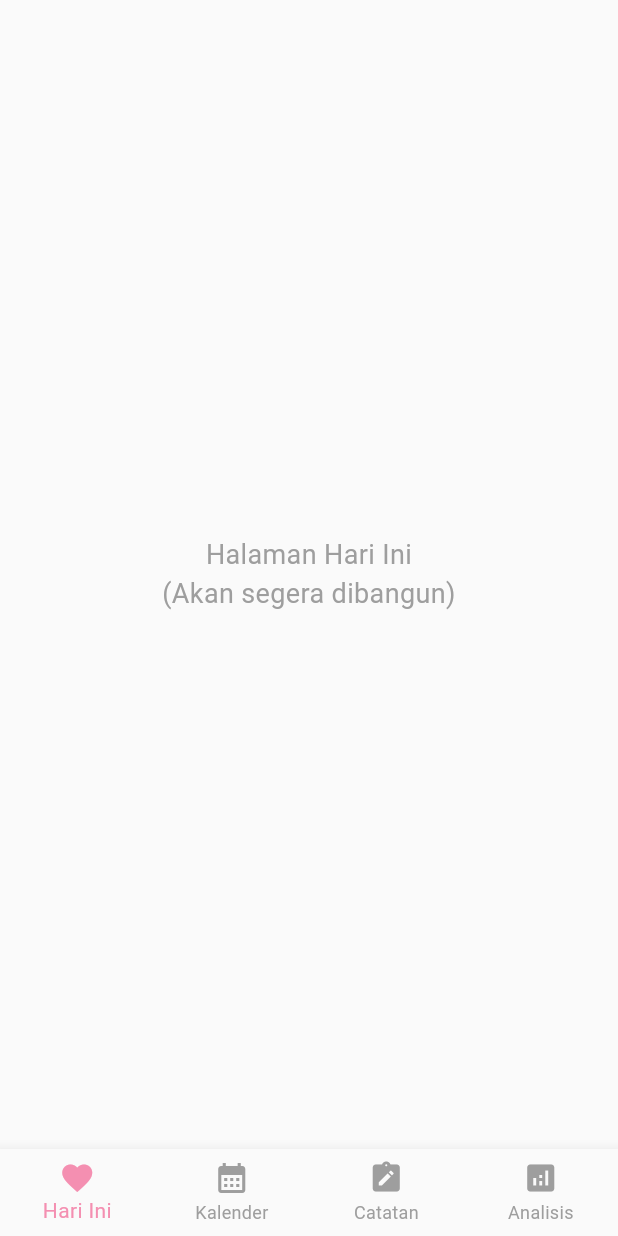
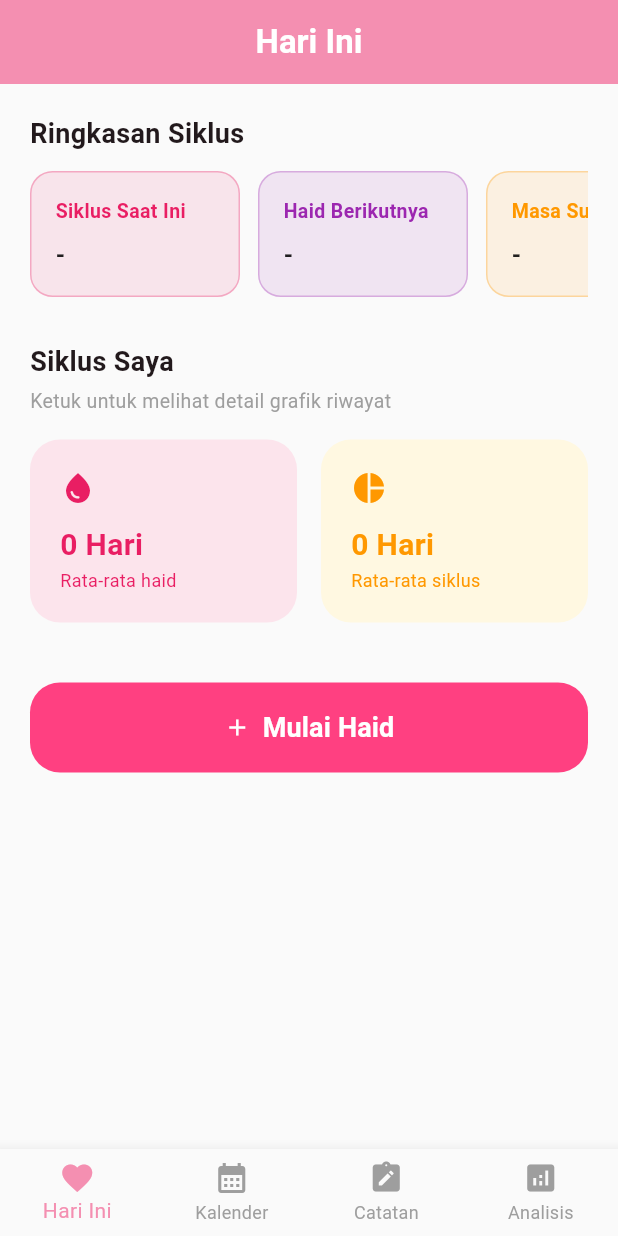
Before and after one commit to niysnsty/Mtime, a Flutter app: the screen it shows after launch, on a phone screen of 412 x 824 dp. Run offline on Flutter 3.47's test engine with Material 3 defaults, Android fonts, the phone set to English and light mode, and no system bars; our stand-ins replace sqflite, table_calendar; accounts and stored records are empty.

Commit message:
update bagian tampilan tiap navigasi

```diff
--- /dev/null
+++ b/lib/views/hari_ini_view.dart
@@ -0,0 +1,239 @@
+import 'package:flutter/material.dart';
+import '../services/db_service.dart';
+import 'siklus_saya_view.dart';
+
+class HariIniView extends StatefulWidget {
+  const HariIniView({super.key});
+
+  @override
+  State<HariIniView> createState() => _HariIniViewState();
+}
+
+class _HariIniViewState extends State<HariIniView> {
+  bool _isLoading = true;
+  Map<String, dynamic>? _haidAktif;
+
+  int _hariKe = 0;
+  String _prediksiHaid = '-';
+  String _masaSubur = '-';
+  String _ovulasi = '-';
+
+  String _rataHaid = '...';
+  String _rataSiklus = '...';
+
+  @override
+  void initState() {
+    super.initState();
+    _loadData();
+  }
+
+  Future<void> _loadData() async {
+    final data = await DatabaseService.instance.readAllData();
+
+    Map<String, dynamic>? haidBelumSelesai;
+    DateTime? haidTerbaru;
+
+    int totalHaidDays = 0;
+    int validHaidCount = 0;
+    int totalCycleDays = 0;
+    int validCycleCount = 0;
+
+    if (data.isNotEmpty) {
+      for (int i = 0; i < data.length; i++) {
+        if (data[i]['tanggal_selesai'] == null) {
+          haidBelumSelesai = data[i];
+        } else {
+          final start = DateTime.parse(data[i]['tanggal_mulai']);
+          final end = DateTime.parse(data[i]['tanggal_selesai']);
+          totalHaidDays += end.difference(start).inDays + 1;
+          validHaidCount++;
+        }
+
+        if (i < data.length - 1) {
+          final currentStart = DateTime.parse(data[i]['tanggal_mulai']);
+          final previousStart = DateTime.parse(data[i+1]['tanggal_mulai']);
+          totalCycleDays += currentStart.difference(previousStart).inDays;
+          validCycleCount++;
+        }
+      }
+
+      haidTerbaru = DateTime.parse(data.first['tanggal_mulai']);
+
+      final hariIni = DateTime.now();
+      _hariKe = hariIni.difference(haidTerbaru).inDays + 1;
+
+      int avgCycle = validCycleCount > 0 ? (totalCycleDays / validCycleCount).round() : 28;
+      int avgHaid = validHaidCount > 0 ? (totalHaidDays / validHaidCount).round() : 7;
+
+      _rataHaid = '$avgHaid Hari';
+      _rataSiklus = '$avgCycle Hari';
+
+      final nextHaid = haidTerbaru.add(Duration(days: avgCycle));
+      _prediksiHaid = '${nextHaid.day}/${nextHaid.month}/${nextHaid.year}';
+
+      final ovulasiDate = nextHaid.subtract(const Duration(days: 14));
+      _ovulasi = '${ovulasiDate.day}/${ovulasiDate.month}';
+
+      final suburMulai = ovulasiDate.subtract(const Duration(days: 4));
+      final suburSelesai = ovulasiDate.add(const Duration(days: 1));
+      _masaSubur = '${suburMulai.day}/${suburMulai.month} - ${suburSelesai.day}/${suburSelesai.month}';
+    } else {
+      _rataHaid = '0 Hari';
+      _rataSiklus = '0 Hari';
+    }
+
+    if (mounted) {
+      setState(() {
+        _haidAktif = haidBelumSelesai;
+        _isLoading = false;
+      });
+    }
+  }
+
+  Future<void> _toggleHaid() async {
+    setState(() => _isLoading = true);
+
+    if (_haidAktif == null) {
+      final newData = {
+        'tanggal_mulai': DateTime.now().toIso8601String(),
+        'tanggal_selesai': null,
+        'gejala': 'Belum ada gejala',
+        'catatan': '',
+      };
+      await DatabaseService.instance.insertData(newData);
+      if (mounted) ScaffoldMessenger.of(context).showSnackBar(const SnackBar(content: Text('Haid dimulai!'), backgroundColor: Colors.pink));
+    } else {
+      final updateData = Map<String, dynamic>.from(_haidAktif!);
+      updateData['tanggal_selesai'] = DateTime.now().toIso8601String();
+      await DatabaseService.instance.updateData(updateData);
+      if (mounted) ScaffoldMessenger.of(context).showSnackBar(const SnackBar(content: Text('Haid diakhiri.'), backgroundColor: Colors.purple));
+    }
+    _loadData();
+  }
+
+  Widget _buildInfoBox(String title, String value, Color color) {
+    return Container(
+      width: 140,
+      margin: const EdgeInsets.only(right: 12),
+      padding: const EdgeInsets.all(16),
+      decoration: BoxDecoration(
+        color: color.withOpacity(0.1),
+        borderRadius: BorderRadius.circular(15),
+        border: Border.all(color: color.withOpacity(0.3)),
+      ),
+      child: Column(
+        crossAxisAlignment: CrossAxisAlignment.start,
+        children: [
+          Text(title, style: TextStyle(color: color, fontWeight: FontWeight.bold, fontSize: 13)),
+          const SizedBox(height: 8),
+          Text(value, style: const TextStyle(fontSize: 16, fontWeight: FontWeight.bold, color: Colors.black87)),
+        ],
+      ),
+    );
+  }
+
+  @override
+  Widget build(BuildContext context) {
+    if (_isLoading) return const Scaffold(body: Center(child: CircularProgressIndicator()));
+
+    final isSedangHaid = _haidAktif != null;
+
+    return Scaffold(
+      appBar: AppBar(title: const Text('Hari Ini', style: TextStyle(fontWeight: FontWeight.bold))),
+      body: SingleChildScrollView(
+        padding: const EdgeInsets.all(20),
+        child: Column(
+          crossAxisAlignment: CrossAxisAlignment.start,
+          children: [
+            const Text('Ringkasan Siklus', style: TextStyle(fontSize: 18, fontWeight: FontWeight.bold)),
+            const SizedBox(height: 12),
+            SingleChildScrollView(
+              scrollDirection: Axis.horizontal,
+              child: Row(
+                children: [
+                  _buildInfoBox('Siklus Saat Ini', _hariKe == 0 ? '-' : 'Hari Ke-$_hariKe', Colors.pink),
+                  _buildInfoBox('Haid Berikutnya', _prediksiHaid, Colors.purple),
+                  _buildInfoBox('Masa Subur', _masaSubur, Colors.orange),
+                  _buildInfoBox('Hari Ovulasi', _ovulasi, Colors.orange[800]!),
+                ],
+              ),
+            ),
+            const SizedBox(height: 30),
+
+            const Text('Siklus Saya', style: TextStyle(fontSize: 18, fontWeight: FontWeight.bold)),
+            const SizedBox(height: 4),
+            const Text('Ketuk untuk melihat detail grafik riwayat', style: TextStyle(color: Colors.grey, fontSize: 13)),
+            const SizedBox(height: 16),
+
+            InkWell(
+              onTap: () {
+                Navigator.push(context, MaterialPageRoute(builder: (context) => const SiklusSayaView()));
+              },
+              borderRadius: BorderRadius.circular(20),
+              child: Row(
+                children: [
+                  Expanded(
+                    child: Container(
+                      padding: const EdgeInsets.all(20),
+                      decoration: BoxDecoration(color: const Color(0xFFFCE4EC), borderRadius: BorderRadius.circular(20)),
+                      child: Column(
+                        crossAxisAlignment: CrossAxisAlignment.start,
+                        children: [
+                          const Icon(Icons.water_drop, color: Colors.pink),
+                          const SizedBox(height: 12),
+                          Text(_rataHaid, style: const TextStyle(color: Colors.pink, fontSize: 20, fontWeight: FontWeight.bold)),
+                          const Text('Rata-rata haid', style: TextStyle(color: Colors.pink, fontSize: 12)),
+                        ],
+                      ),
+                    ),
+                  ),
+                  const SizedBox(width: 16),
+                  Expanded(
+                    child: Container(
+                      padding: const EdgeInsets.all(20),
+                      decoration: BoxDecoration(color: const Color(0xFFFFF8E1), borderRadius: BorderRadius.circular(20)),
+                      child: Column(
+                        crossAxisAlignment: CrossAxisAlignment.start,
+                        children: [
+                          const Icon(Icons.pie_chart, color: Colors.orange),
+                          const SizedBox(height: 12),
+                          Text(_rataSiklus, style: const TextStyle(color: Colors.orange, fontSize: 20, fontWeight: FontWeight.bold)),
+                          const Text('Rata-rata siklus', style: TextStyle(color: Colors.orange, fontSize: 12)),
+                        ],
+                      ),
+                    ),
+                  ),
+                ],
+              ),
+            ),
+            const SizedBox(height: 40),
+
+            SizedBox(
+              width: double.infinity,
+              height: 60,
+              child: ElevatedButton(
+                onPressed: _toggleHaid,
+                style: ElevatedButton.styleFrom(
+                  backgroundColor: isSedangHaid ? Colors.purple[300] : Colors.pinkAccent,
+                  shape: RoundedRectangleBorder(borderRadius: BorderRadius.circular(20)),
+                  elevation: 0,
+                ),
+                child: Row(
+                  mainAxisAlignment: MainAxisAlignment.center,
+                  children: [
+                    Icon(isSedangHaid ? Icons.check_circle : Icons.add, color: Colors.white),
+                    const SizedBox(width: 8),
+                    Text(
+                      isSedangHaid ? 'Akhiri Haid' : 'Mulai Haid',
+                      style: const TextStyle(fontSize: 18, fontWeight: FontWeight.bold, color: Colors.white),
+                    ),
+                  ],
+                ),
+              ),
+            ),
+          ],
+        ),
+      ),
+    );
+  }
+}
--- a/lib/views/main_navigation.dart
+++ b/lib/views/main_navigation.dart
@@ -1,21 +1,8 @@
 import 'package:flutter/material.dart';
 import 'kalender_view.dart';
-
-class PlaceholderView extends StatelessWidget {
-  final String judul;
-  const PlaceholderView({super.key, required this.judul});
-
-  @override
-  Widget build(BuildContext context) {
-    return Center(
-      child: Text(
-        'Halaman $judul\n(Akan segera dibangun)',
-        textAlign: TextAlign.center,
-        style: const TextStyle(fontSize: 18, color: Colors.grey),
-      ),
-    );
-  }
-}
+import 'hari_ini_view.dart';
+import 'history_view.dart';
+import 'analisis_view.dart'; // Import halaman Analisis yang baru
 
 class MainNavigation extends StatefulWidget {
   const MainNavigation({super.key});
@@ -27,11 +14,12 @@ class MainNavigation extends StatefulWidget {
 class _MainNavigationState extends State<MainNavigation> {
   int _currentIndex = 0;
 
+  // Semua 4 Tab sekarang sudah terisi oleh halaman asli!
   final List<Widget> _pages = [
-    const PlaceholderView(judul: 'Hari Ini'),
+    const HariIniView(),
     const KalenderView(),
-    const PlaceholderView(judul: 'Catatan'),
-    const PlaceholderView(judul: 'Analisis'),
+    const HistoryView(),
+    const AnalisisView(),
   ];
 
   @override
```
Also changed, not shown: lib/services/db_service.dart (+11 -0 lines), lib/views/analisis_view.dart (added, +179 -0 lines), lib/views/siklus_saya_view.dart (added, +224 -0 lines).
